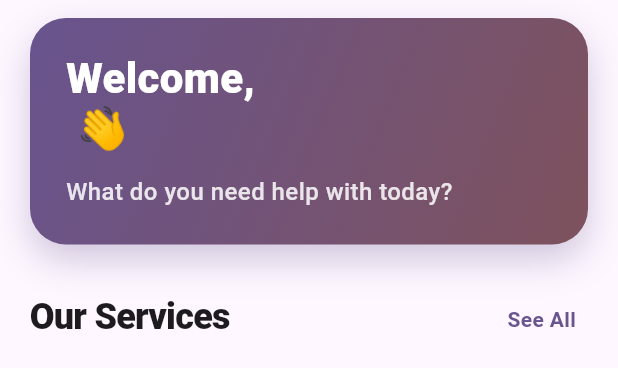
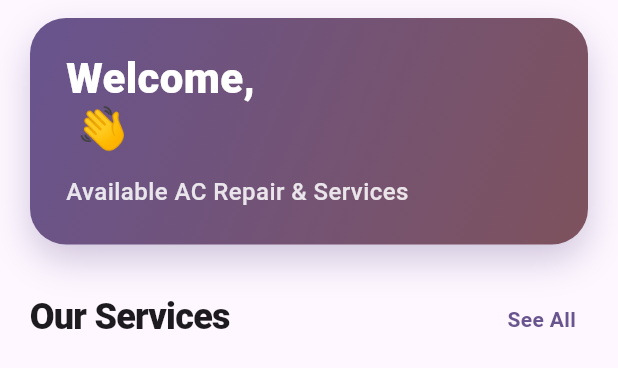
Before and after one commit to NilakanthaPradhan/QuickHelp, a Flutter app: the HomeDashboardScreen widget shown alone on an empty page, opened directly, on a phone screen of 412 x 824 dp. Shown: the top 368 px of the screen. Run offline on Flutter 3.47's test engine with Material 3 defaults, Android fonts, the phone set to English and light mode, and no system bars; our stand-ins replace action_slider, flutter_map, flutter_svg, geocoding, geolocator, image_picker and 2 more; missing offline and left inert: flutter_map_marker_cluster; accounts and stored records are empty; network calls fail; statements that could not run were skipped.

Commit message:
style(Home): update welcome text to target AC Repair services

```diff
--- a/lib/screens/home_dashboard_screen.dart
+++ b/lib/screens/home_dashboard_screen.dart
@@ -125,7 +125,7 @@ class _HomeDashboardScreenState extends State<HomeDashboardScreen> {
                  )
                 else
                  Text(
-                   'What do you need help with today?',
+                   'Available AC Repair & Services',
                    style: TextStyle(
                      color: Colors.white.withOpacity(0.85),
                      fontSize: 16,
```
